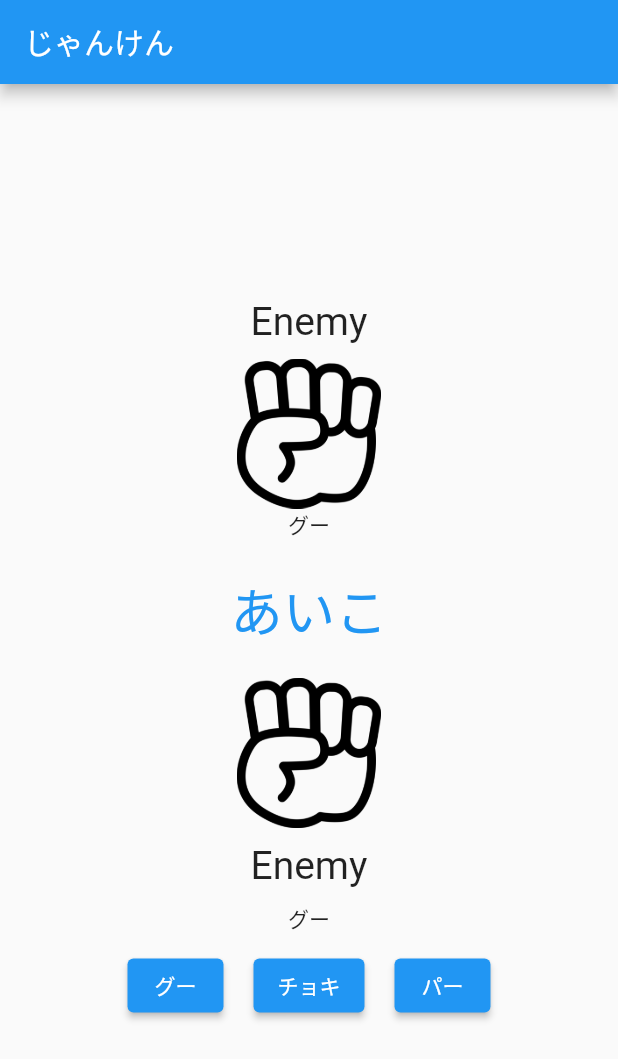
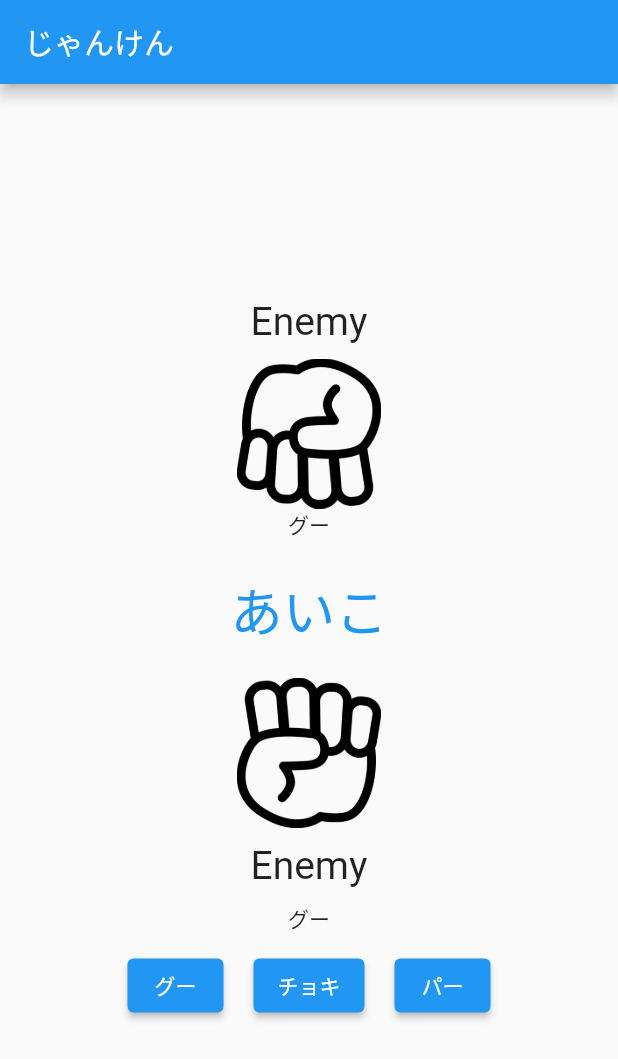
Before and after one commit to Frappuccino2316/bsp, a Flutter app: the screen it shows after launch, on a phone screen of 412 x 824 dp. Shown: the top 1059 px of the screen. Run offline on Flutter 3.47's test engine with Material 2 defaults, Android fonts, the phone set to English and light mode, and no system bars.

Commit message:
画像を180°反転させた

```diff
--- a/lib/view/hand_screen.dart
+++ b/lib/view/hand_screen.dart
@@ -77,7 +77,10 @@ String handTypeImagePath(HandType hand) {
                     padding: EdgeInsets.all(10.0),
                     child: Text('Enemy', style: TextStyle(fontSize: 26.0)),
                   ),
-                  Image.asset(handTypeImagePath(_enemyHand), height: 100),
+                  Transform.rotate(
+                    angle: math.pi,
+                    child: Image.asset(handTypeImagePath(_enemyHand), height: 100),
+                  ),
                   Text(handTypeString(_enemyHand)),
                 ]
               ),
```
